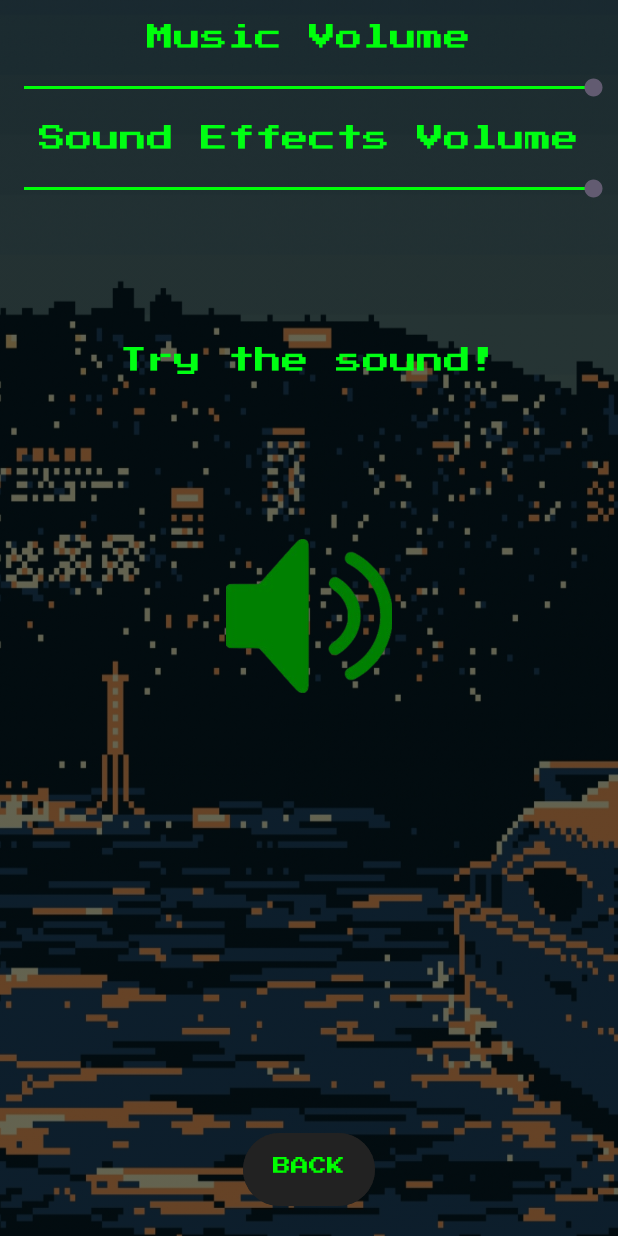
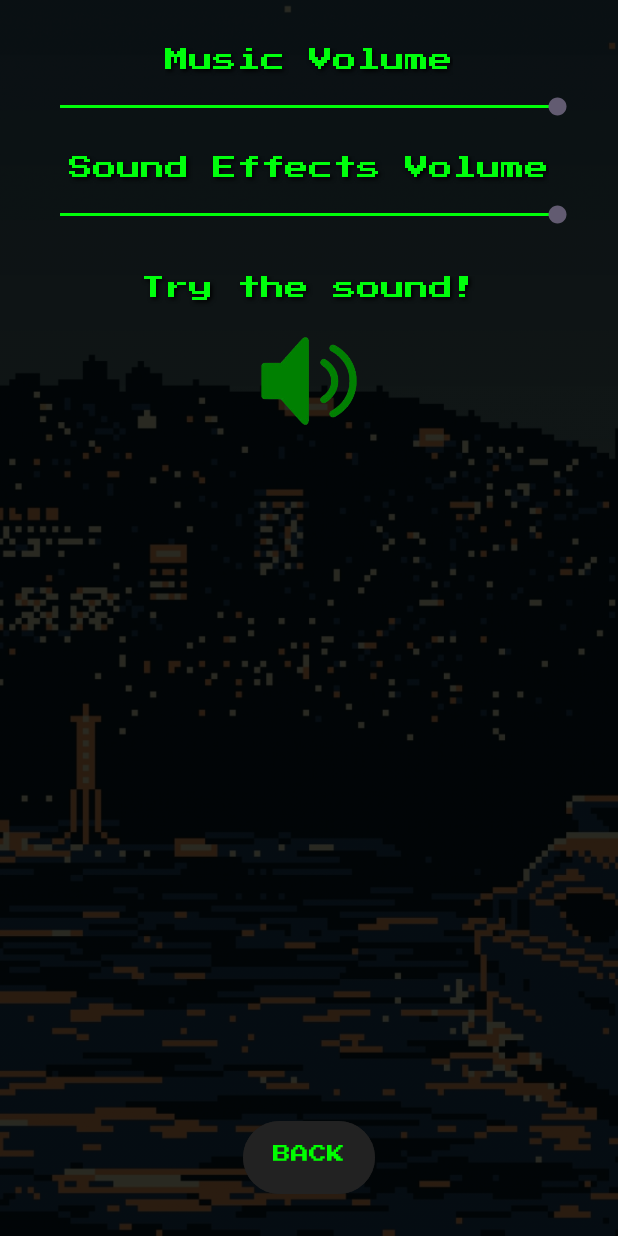
Before and after one commit to Sr-V/Frogger, an Android app: the SettingsActivity screen opened directly, with no data from a screen before it, on a phone screen of 412 x 824 dp. Run offline under Robolectric (Android 15) with nearby library versions, the phone set to English and light mode, and no system bars.

Commit message:
Implementada la pantalla completa y decorado el layout de la pantalla de ajustes

```diff
--- a/app/src/main/java/edu/pmdm/frogger/activities/SettingsActivity.java
+++ b/app/src/main/java/edu/pmdm/frogger/activities/SettingsActivity.java
@@ -4,6 +4,7 @@ import android.content.Context;
 import android.content.Intent;
 import android.content.SharedPreferences;
 import android.os.Bundle;
+import android.view.View;
 import android.widget.SeekBar;
 import androidx.appcompat.app.AppCompatActivity;
 
@@ -20,6 +21,13 @@ public class SettingsActivity extends AppCompatActivity {
     protected void onCreate(Bundle savedInstanceState) {
         super.onCreate(savedInstanceState);
         setContentView(R.layout.activity_settings);
+
+        View decorView = getWindow().getDecorView();
+        decorView.setSystemUiVisibility(
+                View.SYSTEM_UI_FLAG_FULLSCREEN
+                        | View.SYSTEM_UI_FLAG_HIDE_NAVIGATION
+                        | View.SYSTEM_UI_FLAG_IMMERSIVE_STICKY
+        );
 
         seekBarMusic = findViewById(R.id.seekBarMusic);
         seekBarSound = findViewById(R.id.seekBarSound);
--- a/app/src/main/res/layout/activity_settings.xml
+++ b/app/src/main/res/layout/activity_settings.xml
@@ -1,94 +1,145 @@
 <?xml version="1.0" encoding="utf-8"?>
-<androidx.constraintlayout.widget.ConstraintLayout xmlns:android="http://schemas.android.com/apk/res/android"
+<androidx.constraintlayout.widget.ConstraintLayout
+    xmlns:android="http://schemas.android.com/apk/res/android"
     xmlns:app="http://schemas.android.com/apk/res-auto"
     xmlns:tools="http://schemas.android.com/tools"
+    android:id="@+id/main"
     android:layout_width="match_parent"
     android:layout_height="match_parent"
-    android:background="#000000">
+    android:background="#000000"
+    tools:context=".activities.SettingsActivity">
 
-    <!-- TextView para "Music Volume" -->
+    <!-- Fondo con imagen -->
     <ImageView
         android:id="@+id/imageView6"
-        android:layout_width="800dp"
-        android:layout_height="1200dp"
-        android:alpha="0.4"
-        android:scaleX="1.2"
-        android:scaleY="1.5"
+        android:layout_width="match_parent"
+        android:layout_height="match_parent"
+        android:alpha="0.5"
+        android:scaleType="centerCrop"
         app:layout_constraintBottom_toBottomOf="parent"
         app:layout_constraintEnd_toEndOf="parent"
-        app:layout_constraintHorizontal_bias="0.501"
         app:layout_constraintStart_toStartOf="parent"
         app:layout_constraintTop_toTopOf="parent"
-        app:layout_constraintVertical_bias="0.592"
         app:srcCompat="@drawable/music_wallpaper" />
 
+    <!-- Capa semi-transparente para mejorar la legibilidad -->
+    <View
+        android:id="@+id/overlay"
+        android:layout_width="0dp"
+        android:layout_height="0dp"
+        android:background="#AA000000"
+        app:layout_constraintBottom_toBottomOf="parent"
+        app:layout_constraintEnd_toEndOf="parent"
+        app:layout_constraintStart_toStartOf="parent"
+        app:layout_constraintTop_toTopOf="parent"/>
+
+    <!-- Título "Music Volume" -->
     <TextView
         android:id="@+id/textViewMusic"
         android:layout_width="wrap_content"
         android:layout_height="wrap_content"
+        android:layout_marginTop="32dp"
         android:fontFamily="@font/press_start_2p"
         android:text="Music Volume"
         android:textColor="#00FF0C"
-        android:textSize="18sp"
+        android:textSize="16sp"
+        android:shadowColor="#000000"
+        android:shadowDx="2"
+        android:shadowDy="2"
+        android:shadowRadius="3"
         app:layout_constraintTop_toTopOf="parent"
         app:layout_constraintStart_toStartOf="parent"
         app:layout_constraintEnd_toEndOf="parent"
-        android:layout_marginTop="16dp" />
+        android:gravity="center"
+        />
 
     <!-- SeekBar para el volumen de la música -->
     <SeekBar
         android:id="@+id/seekBarMusic"
         android:layout_width="0dp"
         android:layout_height="wrap_content"
+        android:layout_marginTop="8dp"
+        android:layout_marginStart="24dp"
+        android:layout_marginEnd="24dp"
         android:max="100"
         android:progressTint="#00FF09"
         app:layout_constraintTop_toBottomOf="@id/textViewMusic"
         app:layout_constraintStart_toStartOf="parent"
-        app:layout_constraintEnd_toEndOf="parent"
-        android:layout_marginTop="8dp" />
+        app:layout_constraintEnd_toEndOf="parent" />
 
-    <!-- TextView para "Sound Effects Volume" -->
+    <!-- Título "Sound Effects Volume" -->
     <TextView
         android:id="@+id/textViewSound"
         android:layout_width="wrap_content"
         android:layout_height="wrap_content"
+        android:layout_marginTop="24dp"
         android:fontFamily="@font/press_start_2p"
         android:text="Sound Effects Volume"
-        android:textColor="#00FF13"
-        android:textSize="18sp"
+        android:textColor="#00FF0C"
+        android:textSize="16sp"
+        android:shadowColor="#000000"
+        android:shadowDx="2"
+        android:shadowDy="2"
+        android:shadowRadius="3"
         app:layout_constraintTop_toBottomOf="@id/seekBarMusic"
         app:layout_constraintStart_toStartOf="parent"
         app:layout_constraintEnd_toEndOf="parent"
-        android:layout_marginTop="16dp" />
+        android:gravity="center"
+        />
 
+    <!-- SeekBar para el volumen de los efectos -->
+    <SeekBar
+        android:id="@+id/seekBarSound"
+        android:layout_width="0dp"
+        android:layout_height="wrap_content"
+        android:layout_marginTop="8dp"
+        android:layout_marginStart="24dp"
+        android:layout_marginEnd="24dp"
+        android:max="100"
+        android:progressTint="#00FF09"
+        app:layout_constraintTop_toBottomOf="@id/textViewSound"
+        app:layout_constraintStart_toStartOf="parent"
+        app:layout_constraintEnd_toEndOf="parent" />
+
+    <!-- Texto "Try the sound!" -->
     <TextView
         android:id="@+id/textViewSound2"
         android:layout_width="wrap_content"
         android:layout_height="wrap_content"
-        android:layout_marginTop="164dp"
+        android:layout_marginTop="32dp"
         android:fontFamily="@font/press_start_2p"
         android:text="Try the sound!"
-        android:textColor="#00FF13"
-        android:textSize="18sp"
-        app:layout_constraintEnd_toEndOf="parent"
-        app:layout_constraintStart_toStartOf="parent"
-        app:layout_constraintTop_toBottomOf="@id/seekBarMusic" />
-
-    <SeekBar
-        android:id="@+id/seekBarSound"
-        android:layout_width="0dp"
-        android:layout_height="wrap_content"
-        android:max="100"
-        android:progressTint="#00FF09"
-        app:layout_constraintTop_toBottomOf="@id/textViewSound"
+        android:textColor="#00FF0C"
+        android:textSize="16sp"
+        android:shadowColor="#000000"
+        android:shadowDx="2"
+        android:shadowDy="2"
+        android:shadowRadius="3"
+        app:layout_constraintTop_toBottomOf="@id/seekBarSound"
         app:layout_constraintStart_toStartOf="parent"
         app:layout_constraintEnd_toEndOf="parent"
-        android:layout_marginTop="8dp" />
+        android:gravity="center"
+        />
 
+    <!-- Botón/Imagen para probar sonido -->
+    <ImageButton
+        android:id="@+id/imageButton"
+        android:layout_width="64dp"
+        android:layout_height="64dp"
+        android:layout_marginTop="16dp"
+        android:background="@null"
+        android:scaleType="fitCenter"
+        app:layout_constraintTop_toBottomOf="@id/textViewSound2"
+        app:layout_constraintStart_toStartOf="parent"
+        app:layout_constraintEnd_toEndOf="parent"
+        android:src="@drawable/audio_icon" />
+
+    <!-- Botón BACK -->
     <Button
         android:id="@+id/btnBackToMain"
         android:layout_width="wrap_content"
         android:layout_height="wrap_content"
+        android:layout_marginBottom="24dp"
         android:backgroundTint="#222222"
         android:fontFamily="@font/press_start_2p"
         android:padding="16dp"
@@ -98,21 +149,6 @@
         android:textSize="12sp"
         app:layout_constraintBottom_toBottomOf="parent"
         app:layout_constraintStart_toStartOf="parent"
-        app:layout_constraintEnd_toEndOf="parent"
-        android:layout_marginBottom="16dp" />
-
-    <ImageButton
-        android:id="@+id/imageButton"
-        android:layout_width="221dp"
-        android:layout_height="205dp"
-        android:background="@null"
-        android:scaleX="0.5"
-        android:scaleY="0.5"
-        app:layout_constraintBottom_toBottomOf="parent"
-        app:layout_constraintEnd_toEndOf="parent"
-        app:layout_constraintStart_toStartOf="parent"
-        app:layout_constraintTop_toTopOf="parent"
-        app:layout_constraintVertical_bias="0.498"
-        app:srcCompat="@drawable/audio_icon" />
+        app:layout_constraintEnd_toEndOf="parent" />
 
 </androidx.constraintlayout.widget.ConstraintLayout>
```
